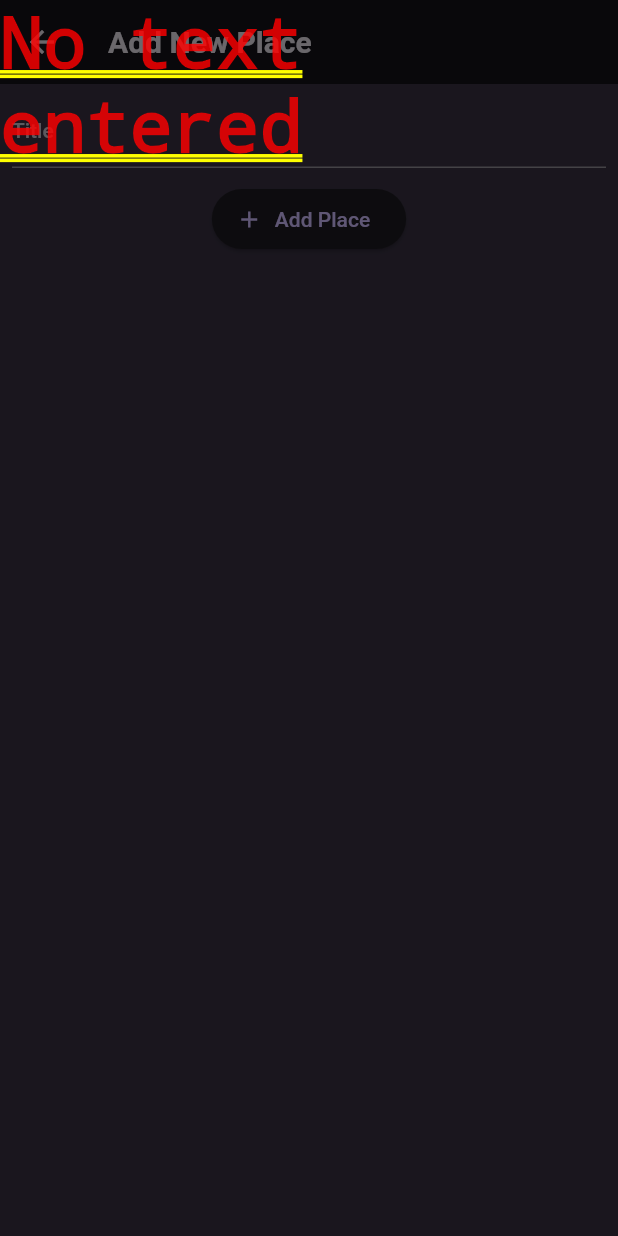
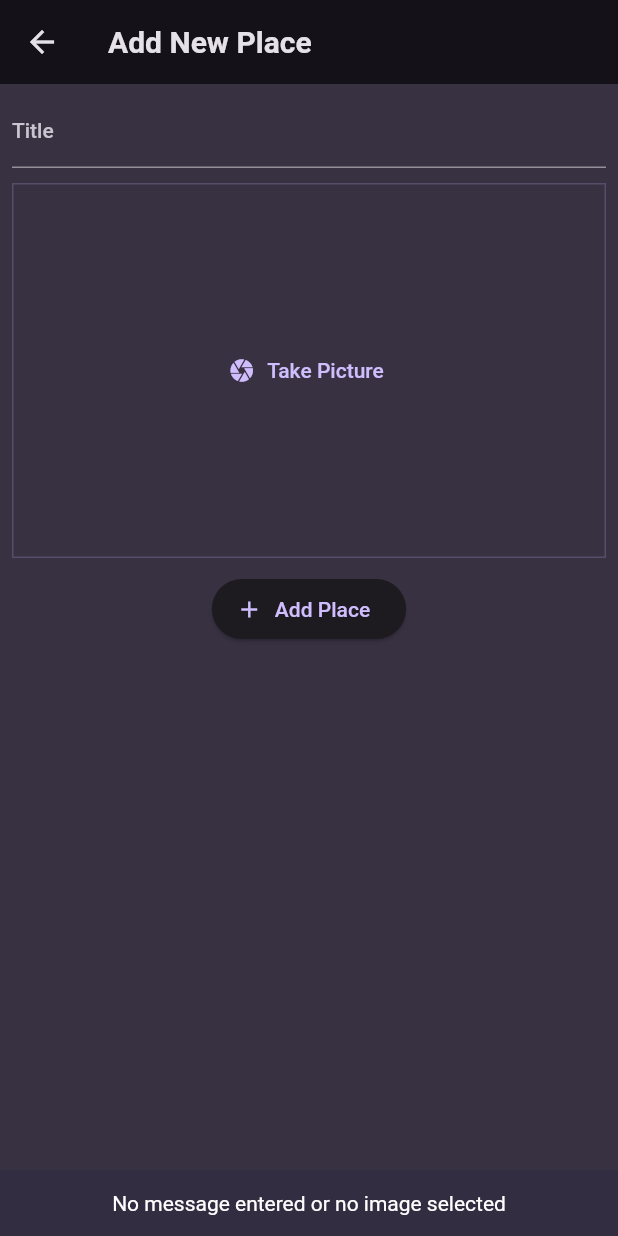
Before and after one commit to morganbr12/favorite-place, a Flutter app: the AddNewProduct screen opened by its route, after a tap on "Add Place", on a phone screen of 412 x 824 dp. Run offline on Flutter 3.47's test engine with Material 2 defaults, Android fonts, the phone set to English and light mode, and no system bars; our stand-ins replace flutter_riverpod, google_fonts, image_picker.

Commit message:
new Update

```diff
--- a/lib/model/saved_places.dart
+++ b/lib/model/saved_places.dart
@@ -1,11 +1,16 @@
+import 'dart:io';
+
 import 'package:favorite_places/provider/places.dart';
 import 'package:flutter_riverpod/flutter_riverpod.dart';
 
 class SavedPlaces extends StateNotifier<List<Places>> {
   SavedPlaces() : super(const []);
 
-  void addPlace(String title) {
-    final newPlace = Places(name: title);
+  void addPlace(String title, File image) {
+    final newPlace = Places(
+      name: title,
+      image: image,
+    );
 
     state = [newPlace, ...state];
   }
--- a/lib/provider/places.dart
+++ b/lib/provider/places.dart
@@ -1,3 +1,5 @@
+import 'dart:io';
+
 import 'package:uuid/uuid.dart';
 
 const uuid = Uuid();
@@ -5,8 +7,10 @@ const uuid = Uuid();
 class Places {
   Places({
     required this.name,
+    required this.image,
   }) : id = uuid.v4();
 
   final String? id;
   final String name;
+  final File image;
 }
--- a/lib/screens/add_new_place.dart
+++ b/lib/screens/add_new_place.dart
@@ -1,4 +1,8 @@
+import 'dart:io';
+
 import 'package:favorite_places/model/saved_places.dart';
+import 'package:favorite_places/widgets/image_input.dart';
+import 'package:favorite_places/widgets/theme.dart';
 import 'package:flutter/material.dart';
 import 'package:flutter_riverpod/flutter_riverpod.dart';
 
@@ -11,7 +15,7 @@ class AddNewProduct extends ConsumerStatefulWidget {
 
 class _AddNewProductState extends ConsumerState<AddNewProduct> {
   final key = GlobalKey<FormState>();
-  final addPlace = SavedPlaces();
+  File? _selectedImage;
 
   final _titleController = TextEditingController();
 
@@ -24,14 +28,24 @@ class _AddNewProductState extends ConsumerState<AddNewProduct> {
   void submit() {
     final enteredTitle = _titleController.text;
 
-    if (enteredTitle.isEmpty) {
-      showDialog(
-        context: context,
-        builder: (ctx) => const Text('No text entered'),
+    if (enteredTitle.isEmpty || _selectedImage == null) {
+      ScaffoldMessenger.of(context).showSnackBar(
+        SnackBar(
+          backgroundColor: Theme.of(context).colorScheme.onSecondary,
+          content: Text(
+            textAlign: TextAlign.center,
+            'No message entered or no image selected',
+            style: Theme.of(context).textTheme.bodyMedium!.copyWith(
+                  color: Colors.white,
+                ),
+          ),
+        ),
       );
       return;
     }
-    ref.read(userPlacesProvider.notifier).addPlace(enteredTitle);
+    ref
+        .read(userPlacesProvider.notifier)
+        .addPlace(enteredTitle, _selectedImage!);
     print(_titleController);
     Navigator.pop(context);
   }
@@ -67,6 +81,16 @@ class _AddNewProductState extends ConsumerState<AddNewProduct> {
               const SizedBox(
                 height: 10,
               ),
+              // input image here
+              ImageInput(
+                onPickImage: (image) {
+                  _selectedImage = image;
+                },
+              ),
+              const SizedBox(
+                height: 10,
+              ),
+              //
               ElevatedButton.icon(
                 onPressed: submit,
                 icon: const Icon(Icons.add),
--- a/lib/screens/place_details.dart
+++ b/lib/screens/place_details.dart
@@ -15,6 +15,16 @@ class PlaceDetailsScreen extends StatelessWidget {
       appBar: AppBar(
         title: Text(place.name),
       ),
+      body: Stack(
+        children: [
+          Image.file(
+            place.image,
+            fit: BoxFit.cover,
+            width: double.infinity,
+            height: double.infinity,
+          )
+        ],
+      ),
     );
   }
 }
--- /dev/null
+++ b/lib/widgets/image_input.dart
@@ -0,0 +1,70 @@
+import 'dart:io';
+
+import 'package:flutter/material.dart';
+import 'package:image_picker/image_picker.dart';
+
+class ImageInput extends StatefulWidget {
+  const ImageInput({
+    required this.onPickImage,
+    super.key,
+  });
+
+  final void Function(File image) onPickImage;
+
+  @override
+  State<ImageInput> createState() => _ImageInputState();
+}
+
+class _ImageInputState extends State<ImageInput> {
+  File? _selectedPicture;
+  void _takePicture() async {
+    final imagePicker = ImagePicker();
+    final image = await imagePicker.pickImage(
+      source: ImageSource.camera,
+      maxWidth: 600,
+    );
+
+    if (image == null) {
+      return;
+    }
+
+    setState(() {
+      _selectedPicture = File(image.path);
+    });
+
+    widget.onPickImage(_selectedPicture!);
+
+    print(image);
+  }
+
+  @override
+  Widget build(BuildContext context) {
+    Widget content = TextButton.icon(
+      onPressed: _takePicture,
+      icon: const Icon(Icons.camera),
+      label: const Text('Take Picture'),
+    );
+
+    if (_selectedPicture != null) {
+      content = GestureDetector(
+        onTap: _takePicture,
+        child: Image.file(
+          _selectedPicture!,
+          fit: BoxFit.cover,
+          width: double.infinity,
+        ),
+      );
+    }
+    return Container(
+      decoration: BoxDecoration(
+        border: Border.all(
+          color: Theme.of(context).colorScheme.primary.withOpacity(0.2),
+        ),
+      ),
+      alignment: Alignment.center,
+      height: 250,
+      width: double.infinity,
+      child: content,
+    );
+  }
+}
--- a/pubspec.yaml
+++ b/pubspec.yaml
@@ -39,6 +39,8 @@ dependencies:
   provider: ^6.0.5
   uuid: ^3.0.7
   flutter_riverpod: ^2.3.6
+  image_picker: ^1.0.0
+  location: ^4.4.0
 
 dev_dependencies:
   flutter_test:
```
Also changed, not shown: lib/screens/home.dart (+15 -0 lines), lib/widgets/location_input.dart (added, +19 -0 lines), pubspec.lock, 6 other files.
